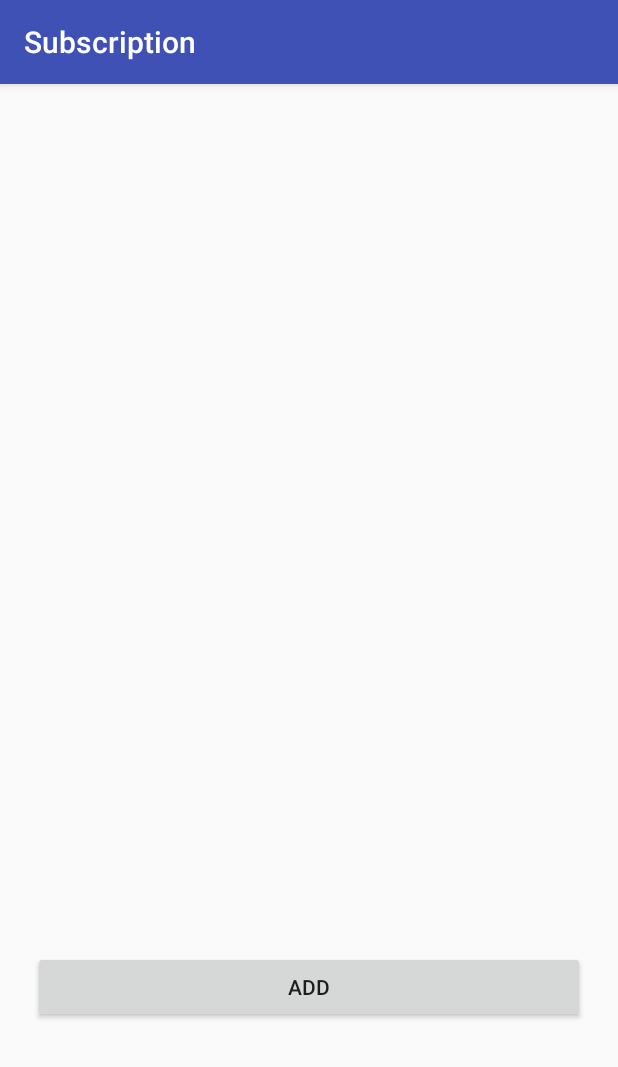
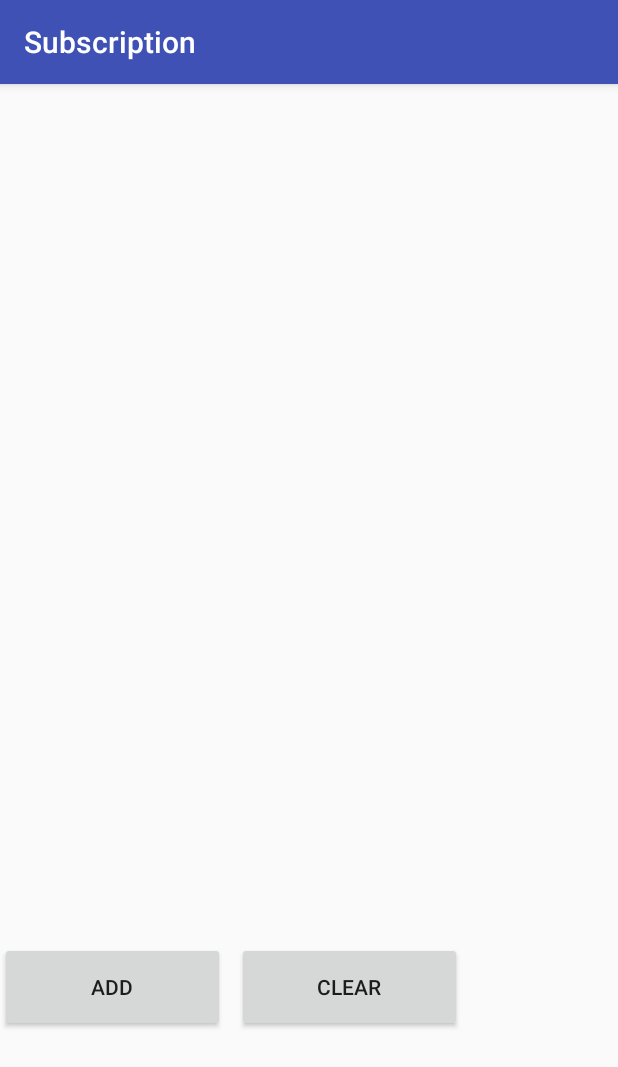
Before and after one commit to Finicft/fc1-SubBook, an Android app: the screen it shows after launch (MainActivity), on a phone screen of 412 x 824 dp. Shown: the top 1067 px of the screen. Run offline under Robolectric (Android 15) with nearby library versions, the phone set to English and light mode, and no system bars.

Commit message:
Clear added.

```diff
--- a/app/src/main/java/com/example/fc1_subbook/MainActivity.java
+++ b/app/src/main/java/com/example/fc1_subbook/MainActivity.java
@@ -3,12 +3,9 @@ package com.example.fc1_subbook;
 import android.content.Context;
 import android.content.Intent;
 import android.os.Bundle;
-import android.renderscript.ScriptIntrinsicYuvToRGB;
 import android.support.v7.app.AppCompatActivity;
 import android.view.View;
-import android.widget.ArrayAdapter;
 import android.widget.Button;
-import android.widget.EditText;
 import android.widget.ListView;
 
 import com.google.gson.Gson;
@@ -41,6 +38,7 @@ public class MainActivity extends AppCompatActivity {
         setContentView(R.layout.activity_main);
 
         Button addButton = (Button) findViewById(R.id.Add);
+        Button clearButton = (Button) findViewById(R.id.clear) ;
         OldList = (ListView) findViewById(R.id.subList);
         subList = new ArrayList<Subscription>();
         adapter = new SubAdapter(getApplicationContext(), R.layout.row_view, subList);
@@ -54,6 +52,16 @@ public class MainActivity extends AppCompatActivity {
                 startActivity(intent);
 
 
+            }
+        });
+
+        clearButton.setOnClickListener(new View.OnClickListener() {
+            @Override
+            public void onClick(View view) {
+                setResult(RESULT_OK);
+                subList.clear();
+                adapter.clear();
+                saveInFile();
             }
         });
 
--- a/app/src/main/res/layout/activity_main.xml
+++ b/app/src/main/res/layout/activity_main.xml
@@ -9,14 +9,16 @@
 
     <Button
         android:id="@+id/Add"
-        android:layout_width="368dp"
-        android:layout_height="wrap_content"
+        android:layout_width="150dp"
+        android:layout_height="60dp"
         android:layout_marginBottom="8dp"
+        android:layout_marginStart="8dp"
+        android:layout_marginEnd="8dp"
         android:layout_marginTop="8dp"
         android:text="@string/Add"
         app:layout_constraintBottom_toBottomOf="parent"
+        app:layout_constraintEnd_toStartOf="@+id/clear"
         app:layout_constraintLeft_toLeftOf="parent"
-        app:layout_constraintRight_toRightOf="parent"
         app:layout_constraintTop_toBottomOf="@+id/subList" />
 
     <ListView
@@ -28,5 +30,20 @@
         app:layout_constraintRight_toRightOf="parent"
         app:layout_constraintTop_toTopOf="parent" />
 
+    <Button
+        android:id="@+id/clear"
+        android:layout_width="150dp"
+        android:layout_height="60dp"
+        android:layout_marginBottom="8dp"
+        android:layout_marginRight="8dp"
+        android:layout_marginStart="8dp"
+        android:layout_marginTop="8dp"
+        android:text="CLEAR"
+        app:layout_constraintBottom_toBottomOf="parent"
+        app:layout_constraintRight_toRightOf="parent"
+        app:layout_constraintStart_toEndOf="@+id/Add"
+        app:layout_constraintTop_toBottomOf="@+id/subList"
+        tools:text="@string/Clear" />
+
 
 </android.support.constraint.ConstraintLayout>
--- a/app/src/main/res/values/strings.xml
+++ b/app/src/main/res/values/strings.xml
@@ -7,4 +7,5 @@
     <string name="enterComment">Enter comment</string>
     <string name="OK">OK</string>
     <string name="SubscriptionList">Subscription List</string>
+    <string name="Clear">CLEAR</string>
 </resources>
```
